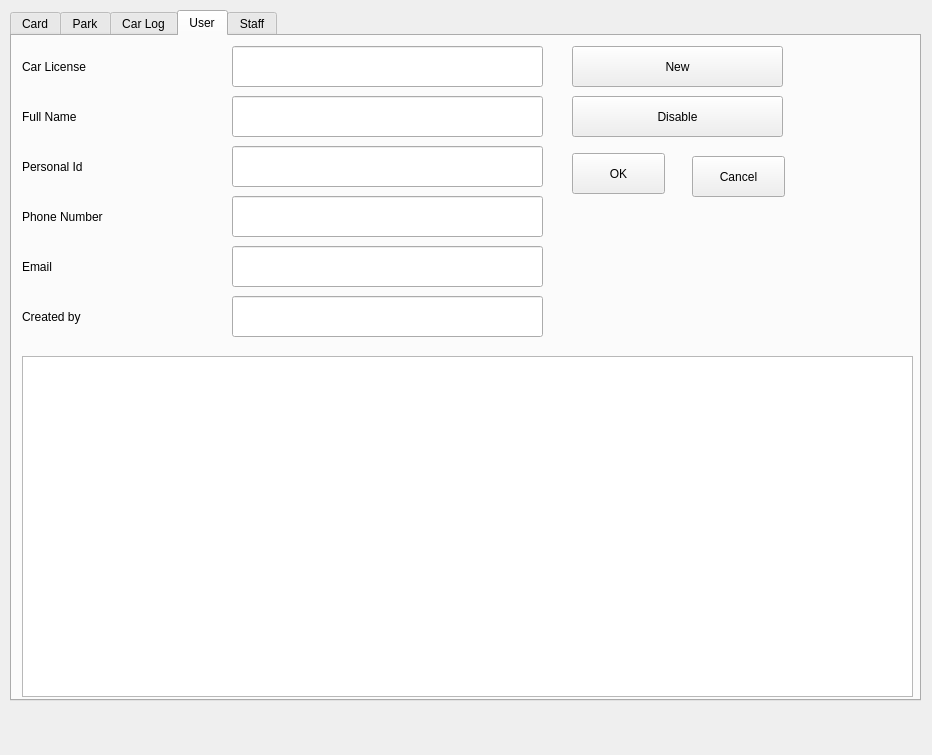
Old version of the form Table.ui in the repository vince0119/Project-Deskstop.
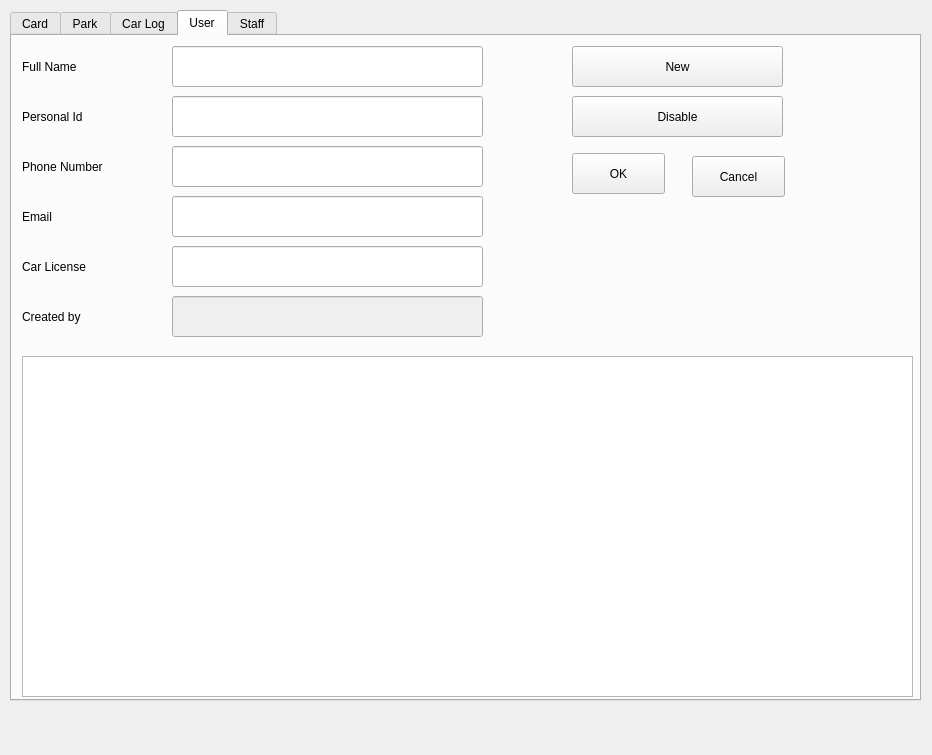
New version of the form. The open tabs and pages were chosen to show the change.

Commit message: Add UI function in User and Staff tab

```diff
--- a/Table.ui
+++ b/Table.ui
@@ -592,8 +592,8 @@
      <widget class="QLineEdit" name="txtUserCarNumber">
       <property name="geometry">
        <rect>
-        <x>220</x>
-        <y>10</y>
+        <x>160</x>
+        <y>210</y>
         <width>311</width>
         <height>41</height>
        </rect>
@@ -625,7 +625,7 @@
       <property name="geometry">
        <rect>
         <x>10</x>
-        <y>60</y>
+        <y>10</y>
         <width>201</width>
         <height>41</height>
        </rect>
@@ -638,7 +638,7 @@
       <property name="geometry">
        <rect>
         <x>10</x>
-        <y>110</y>
+        <y>60</y>
         <width>201</width>
         <height>41</height>
        </rect>
@@ -673,8 +673,8 @@
      <widget class="QLineEdit" name="txtUserFullName">
       <property name="geometry">
        <rect>
-        <x>220</x>
-        <y>60</y>
+        <x>160</x>
+        <y>10</y>
         <width>311</width>
         <height>41</height>
        </rect>
@@ -693,7 +693,7 @@
       <property name="geometry">
        <rect>
         <x>10</x>
-        <y>10</y>
+        <y>210</y>
         <width>201</width>
         <height>41</height>
        </rect>
@@ -705,8 +705,8 @@
      <widget class="QLineEdit" name="txtUserPersonalId">
       <property name="geometry">
        <rect>
-        <x>220</x>
-        <y>110</y>
+        <x>160</x>
+        <y>60</y>
         <width>311</width>
         <height>41</height>
        </rect>
@@ -735,9 +735,12 @@
       </property>
      </widget>
      <widget class="QLineEdit" name="txtUserCreator">
+      <property name="enabled">
+       <bool>false</bool>
+      </property>
       <property name="geometry">
        <rect>
-        <x>220</x>
+        <x>160</x>
         <y>260</y>
         <width>311</width>
         <height>41</height>
@@ -757,7 +760,7 @@
       <property name="geometry">
        <rect>
         <x>10</x>
-        <y>160</y>
+        <y>110</y>
         <width>201</width>
         <height>41</height>
        </rect>
@@ -770,7 +773,7 @@
       <property name="geometry">
        <rect>
         <x>10</x>
-        <y>210</y>
+        <y>160</y>
         <width>201</width>
         <height>41</height>
        </rect>
@@ -782,12 +785,18 @@
      <widget class="QLineEdit" name="txtUserPhoneNumber">
       <property name="geometry">
        <rect>
-        <x>220</x>
-        <y>160</y>
+        <x>160</x>
+        <y>110</y>
         <width>311</width>
         <height>41</height>
        </rect>
       </property>
+      <property name="font">
+       <font>
+        <family>Times New Roman</family>
+        <pointsize>14</pointsize>
+       </font>
+      </property>
       <property name="readOnly">
        <bool>true</bool>
       </property>
@@ -795,12 +804,18 @@
      <widget class="QLineEdit" name="txtUserEmail">
       <property name="geometry">
        <rect>
-        <x>220</x>
-        <y>210</y>
+        <x>160</x>
+        <y>160</y>
         <width>311</width>
         <height>41</height>
        </rect>
       </property>
+      <property name="font">
+       <font>
+        <family>Times New Roman</family>
+        <pointsize>14</pointsize>
+       </font>
+      </property>
       <property name="readOnly">
        <bool>true</bool>
       </property>
```
Left out of the diff: 81 changed lines with no effect on the pictures. The commit also changes 4 other files.
